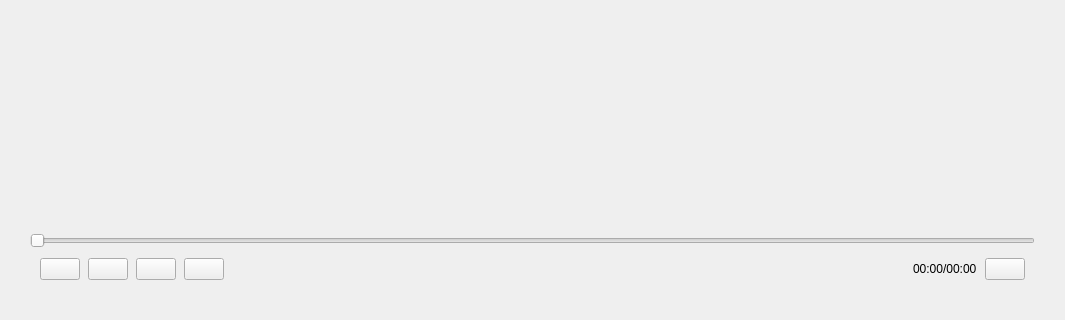
Old version of the form FF_Qt/ffmpeg_qt.ui in the repository llk657843/FF_Qt; both pictures show x 0 to 1065 and y 468 to 788 of the 1065 by 788 pixel window.
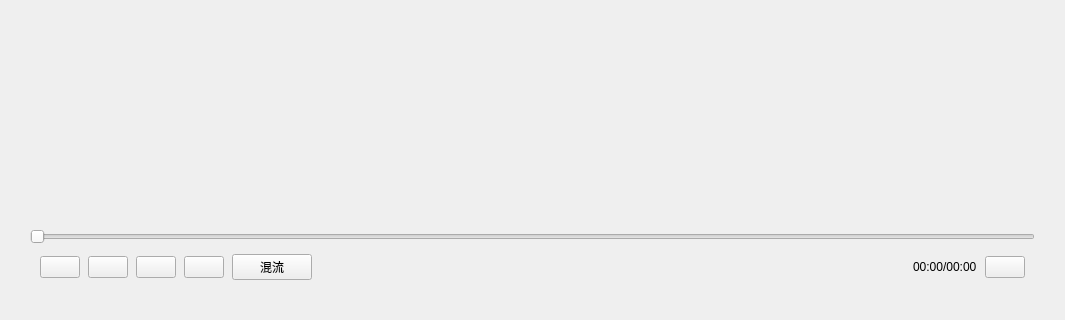
New version of the form. Custom widgets are drawn as their Qt base class.

Patch:
```diff
--- a/FF_Qt/ffmpeg_qt.ui
+++ b/FF_Qt/ffmpeg_qt.ui
@@ -178,6 +178,13 @@
            </property>
           </widget>
          </item>
+         <item>
+          <widget class="QPushButton" name="btn_mix">
+           <property name="text">
+            <string>混流</string>
+           </property>
+          </widget>
+         </item>
          <item>
           <spacer name="horizontalSpacer">
            <property name="orientation">
```
